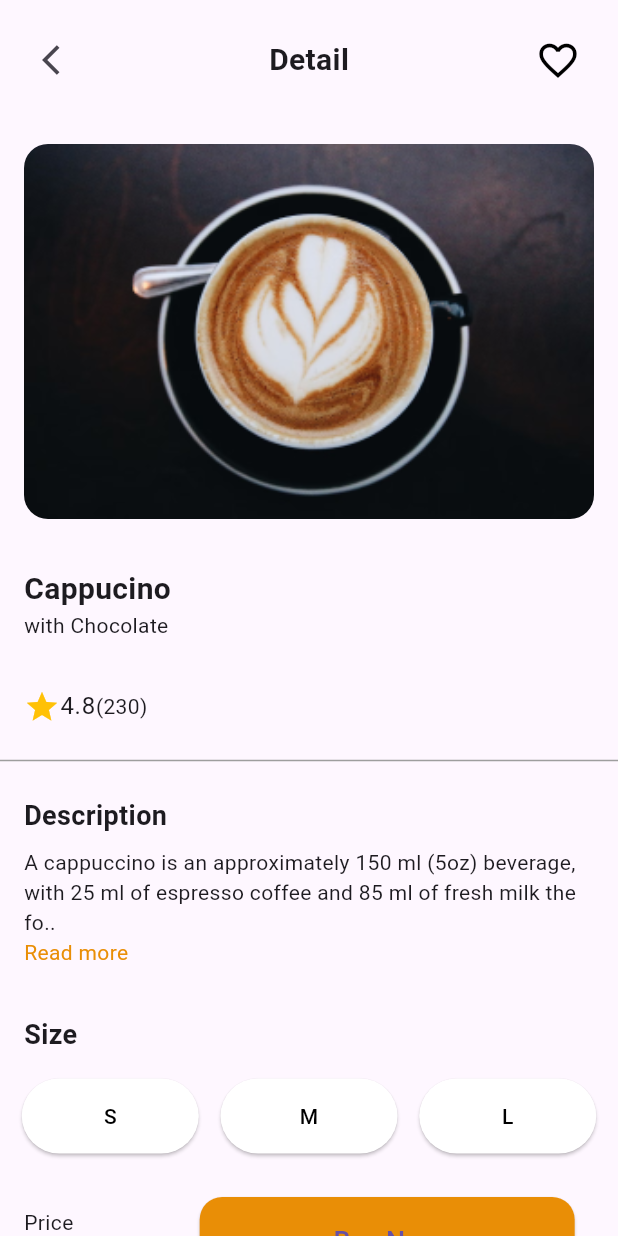
After one commit to Asluf/coffee, a Flutter app: the ItemDetail screen opened directly, on a phone screen of 412 x 824 dp. The commit adds this screen. Run offline on Flutter 3.47's test engine with Material 3 defaults, Android fonts, the phone set to English and light mode, and no system bars; our stand-ins replace device_preview.

Commit message:
create the ItemDetail page

```diff
--- a/lib/main.dart
+++ b/lib/main.dart
@@ -1,3 +1,4 @@
+import 'package:coffee/screens/ItemDetail.dart';
 import 'package:coffee/screens/demo.dart';
 import 'package:flutter/material.dart';
 import 'package:device_preview/device_preview.dart';
--- /dev/null
+++ b/lib/screens/ItemDetail.dart
@@ -0,0 +1,201 @@
+import 'package:flutter/material.dart';
+
+class ItemDetail extends StatefulWidget {
+  const ItemDetail({Key? key}) : super(key: key);
+
+  @override
+  State<ItemDetail> createState() => _ItemDetailState();
+}
+
+class _ItemDetailState extends State<ItemDetail> {
+  bool isFavorite = false;
+
+  @override
+  Widget build(BuildContext context) {
+    return Scaffold(
+      body: SafeArea(
+        child: ListView(
+          children: [
+
+            Padding(
+              padding: const EdgeInsets.all(16.0),
+              child: Center(
+                child: Column(
+                  mainAxisAlignment: MainAxisAlignment.center,
+                  children: [
+                    Row(
+                      mainAxisAlignment: MainAxisAlignment.spaceBetween,
+                      children: [
+                        IconButton(
+                          icon: Icon(Icons.arrow_back_ios),
+                          onPressed: () {
+                            Navigator.of(context).pop();
+                          },
+                        ),
+                        Text(
+                          'Detail',
+                          style: TextStyle(
+                            fontSize: 20,
+                            fontWeight: FontWeight.bold,
+                          ),
+                        ),
+                        Positioned(
+                          top: 0,
+                          right: 0,
+                          child: IconButton(
+                            icon: Icon(
+                              isFavorite ? Icons.favorite : Icons.favorite_border,
+                              color: isFavorite ? Colors.red : Colors.black,
+                              size: 30,
+                            ),
+                            onPressed: () {
+                              setState(() {
+                                isFavorite = !isFavorite;
+                              });
+                            },
+                          ),
+                        ),
+                      ],
+                    ),
+                  ],
+                ),
+              ),
+            ),
+
+            Padding(
+              padding: const EdgeInsets.all(16.0),
+              child: ClipRRect(
+                borderRadius: BorderRadius.circular(16.0),
+                child: Image.asset(
+                  'assets/Rectangle 1706.png',
+                  height: 250,
+                  width: 100,
+                  fit: BoxFit.cover,
+                ),
+              ),
+            ),
+
+            Padding(
+              padding: const EdgeInsets.all(16.0),
+              child: Column(
+                crossAxisAlignment: CrossAxisAlignment.start,
+                children: [
+                  Text('Cappucino', style: TextStyle(fontSize: 20, fontWeight: FontWeight.bold)),
+                  Text('with Chocolate'),
+                ],
+              ),
+            ),
+
+            Padding(
+              padding: const EdgeInsets.all(16.0),
+              child: Row(
+                children: [
+                  Icon(Icons.star, color: Colors.amber,),
+                  Text.rich(
+                    TextSpan(
+                      children: [
+                        TextSpan(text: '4.8', style: Theme.of(context).textTheme.bodyLarge),
+                        const TextSpan(text: '(230)'),
+                      ])),
+                  // Image.asset('Frame 19.png'),
+                  // Image.asset('Frame 20.png')
+                ],
+              ),
+            ),
+
+            Divider(
+                    color: Colors.grey,
+                    thickness: 1,
+
+                  ),
+            Padding(
+              padding: const EdgeInsets.all(16.0),
+              child: Column(
+                crossAxisAlignment: CrossAxisAlignment.start,
+                children: [
+                  Text(
+                    'Description',
+                    style: TextStyle(fontSize: 18, fontWeight: FontWeight.bold),
+                  ),
+
+                  SizedBox(height: 8),
+                  Text(
+                    'A cappuccino is an approximately 150 ml (5oz) beverage, with 25 ml of espresso coffee and 85 ml of fresh milk the fo..'),
+                  Text('Read more', style: TextStyle(color: Color.fromARGB(255, 233, 142, 6)),),
+                ],
+              ),
+            ),
+
+            Padding(
+              padding: const EdgeInsets.all(16.0),
+              child: Text(
+                'Size',
+                style: TextStyle(
+
+                  fontSize: 18,
+                  fontWeight: FontWeight.bold,
+                ),
+                ),
+            ),
+
+
+            Row(
+              mainAxisAlignment: MainAxisAlignment.spaceEvenly,
+              children: [
+                _buildSizeButton('S', buttonWidth: 118.0),
+                _buildSizeButton('M', buttonWidth: 118.0),
+                _buildSizeButton('L', buttonWidth: 118.0),
+              ],
+            ),
+
+            SizedBox(height: 20),
+
+            Row(
+              children: [
+                Padding(
+                  padding: const EdgeInsets.all(16.0),
+                  child: Column(
+                    crossAxisAlignment: CrossAxisAlignment.start,
+                    children: [
+                      Text('Price'),
+                      Text("\$ 4.53",
+                      style: TextStyle(fontSize: 18, color: Color.fromARGB(255, 233, 142, 6),),
+                      )
+                    ],
+                  ),
+                ),
+                SizedBox(width: 50),
+                ElevatedButton(
+                  onPressed: () {},
+                  style: ElevatedButton.styleFrom(
+                    primary: Color.fromARGB(255, 233, 142, 6),
+                    minimumSize: Size(250, 60),
+                    shape: RoundedRectangleBorder(
+                      borderRadius: BorderRadius.circular(15),
+                    ),
+                  ),
+                  child: Text(
+                    'Buy Now',
+                    style: TextStyle(fontSize: 18),
+                  ),
+                ),
+              ],
+            ),
+          ],
+        ),
+      ),
+    );
+  }
+
+  Widget _buildSizeButton(String size, {double buttonWidth = 120.0}) {
+  return ElevatedButton(
+    onPressed: () {},
+    style: ElevatedButton.styleFrom(
+      primary: Colors.white,
+      onPrimary: Colors.black,
+      minimumSize: Size(buttonWidth, 50.0),
+    ),
+    child: Text(size),
+  );
+}
+}
--- a/pubspec.yaml
+++ b/pubspec.yaml
@@ -21,6 +21,9 @@ dev_dependencies:
 
 flutter:
   uses-material-design: true
+  assets:
+      - assets/Rectangle 1706.png
+
 
   # To add assets to your application, add an assets section, like this:
   # assets:
```
Also changed, not shown: assets/Frame 19.png (added), assets/Frame 20.png (added), assets/Rectangle 1706.png (added), 1 other file.
